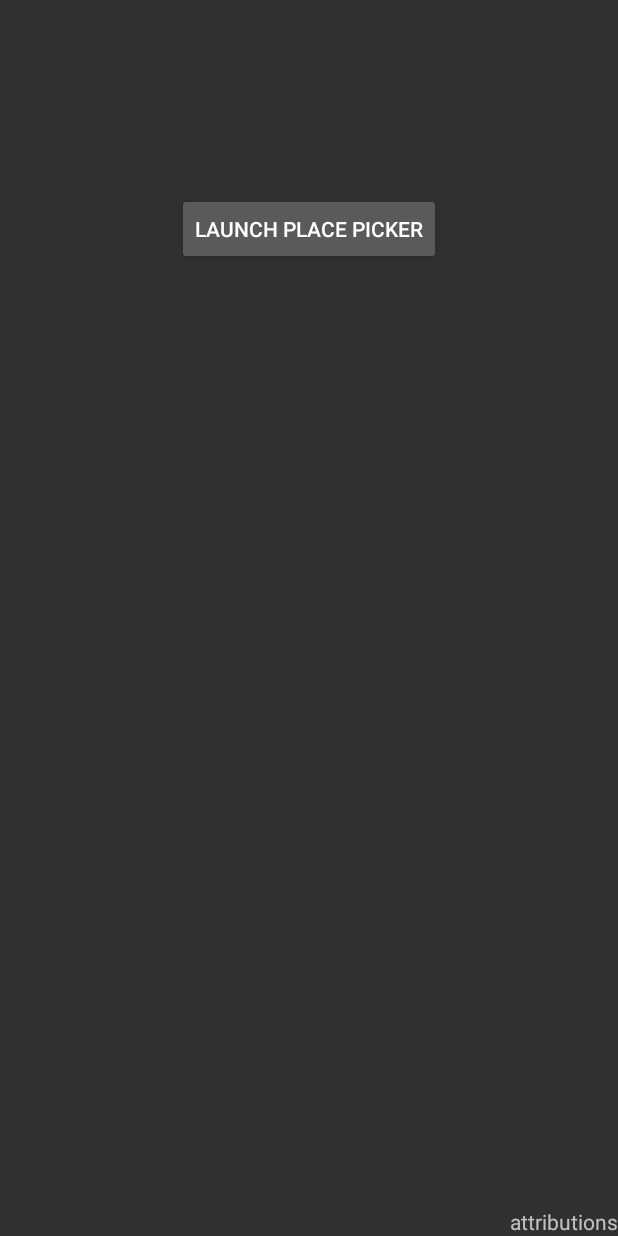
After one commit to HemrajRijal/MallInfo_Final, an Android app: the layout activity_map.xml on its own in the app's theme, with its tools: preview values and no code run, on a phone screen of 412 x 824 dp. The commit adds this screen. Run offline under Robolectric (Android 15) with nearby library versions, the phone set to English and light mode, and no system bars.

Commit message:
Upto Final Report

```diff
--- a/app/build.gradle
+++ b/app/build.gradle
@@ -30,6 +30,7 @@ dependencies {
     compile 'com.google.code.gson:gson:2.4'
     testCompile 'junit:junit:4.12'
     compile 'com.android.volley:volley:1.0.0'
+    compile 'com.google.android.gms:play-services:7.8.0'
 }
 
 repositories {
--- a/app/src/main/java/com/example/hemraj/mallinfo_final/ListViewActivity.java
+++ b/app/src/main/java/com/example/hemraj/mallinfo_final/ListViewActivity.java
@@ -231,7 +231,7 @@ public class ListViewActivity extends AppCompatActivity {
             public boolean onMenuItemClick(MenuItem item) {
                 switch (item.getItemId()) {
                     case R.id.menu_map:
-                        Intent newActivity = new Intent(ListViewActivity.this, MainActivity.class);
+                        Intent newActivity = new Intent(ListViewActivity.this, MapActivity.class);
                         startActivity(newActivity);
                         break;
 
--- /dev/null
+++ b/app/src/main/res/layout/activity_map.xml
@@ -0,0 +1,50 @@
+<RelativeLayout xmlns:android="http://schemas.android.com/apk/res/android"
+    xmlns:tools="http://schemas.android.com/tools"
+    android:layout_width="match_parent"
+    android:layout_height="match_parent"
+    tools:context=".MainActivity">
+
+
+    <TextView
+        android:id="@+id/name"
+        android:gravity="center"
+        android:layout_width="wrap_content"
+        android:layout_height="wrap_content"
+        android:layout_alignRight="@+id/attributions"
+        android:layout_alignEnd="@+id/attributions"
+        android:layout_margin="10dp"
+        android:layout_alignParentLeft="true"
+        android:layout_alignParentStart="true" />
+
+    <TextView
+        android:id="@+id/address"
+        android:layout_width="wrap_content"
+        android:layout_height="wrap_content"
+        android:gravity="center"
+        android:layout_alignParentRight="true"
+        android:layout_alignParentEnd="true"
+        android:layout_below="@+id/name"
+        android:layout_margin="10dp"
+        android:layout_alignParentLeft="true"
+        android:layout_alignParentStart="true" />
+
+    <TextView
+        android:id="@+id/attributions"
+        android:layout_width="wrap_content"
+        android:layout_height="wrap_content"
+        android:layout_alignParentBottom="true"
+        android:layout_alignParentEnd="true"
+        android:layout_alignParentRight="true"
+        android:text="attributions"/>
+
+    <Button
+        android:layout_width="wrap_content"
+        android:layout_height="wrap_content"
+        android:layout_below="@+id/address"
+        android:layout_centerHorizontal="true"
+        android:layout_marginTop="50dp"
+        android:onClick="onPickButtonClick"
+        android:text="Launch Place Picker" />
+
+
+</RelativeLayout>
```
Also changed, not shown: app/src/main/AndroidManifest.xml (+11 -0 lines), app/src/main/java/com/example/hemraj/mallinfo_final/MapActivity.java (+73 -1 lines).
